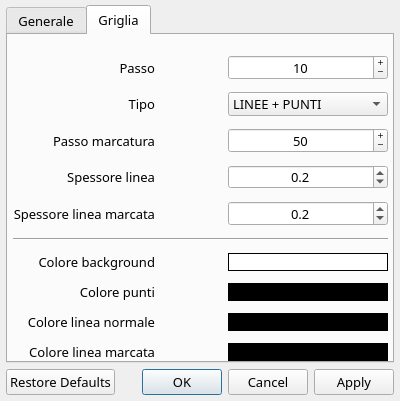
Qt form gui/optionsdialog.ui (manufino/eSchema) before a commit.
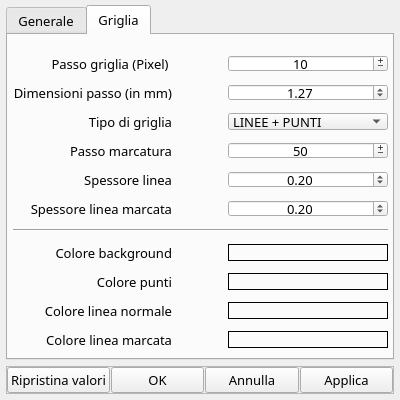
The same form after that commit. Icons and pictures are not drawn. Custom widgets are drawn as their Qt base class.

Diff of the .ui file:
```diff
--- a/gui/optionsdialog.ui
+++ b/gui/optionsdialog.ui
@@ -10,7 +10,7 @@
     <x>0</x>
     <y>0</y>
     <width>400</width>
-    <height>401</height>
+    <height>400</height>
    </rect>
   </property>
   <property name="sizePolicy">
@@ -27,8 +27,8 @@
   </property>
   <property name="maximumSize">
    <size>
-    <width>410</width>
-    <height>401</height>
+    <width>406</width>
+    <height>436</height>
    </size>
   </property>
   <property name="font">
@@ -310,13 +310,141 @@
          <property name="rightMargin">
           <number>4</number>
          </property>
+         <property name="bottomMargin">
+          <number>10</number>
+         </property>
          <property name="horizontalSpacing">
           <number>6</number>
          </property>
          <property name="verticalSpacing">
           <number>12</number>
          </property>
-         <item row="13" column="0">
+         <item row="3" column="0">
+          <widget class="QLabel" name="label_5">
+           <property name="minimumSize">
+            <size>
+             <width>100</width>
+             <height>0</height>
+            </size>
+           </property>
+           <property name="text">
+            <string>Tipo di griglia</string>
+           </property>
+           <property name="alignment">
+            <set>Qt::AlignRight|Qt::AlignTrailing|Qt::AlignVCenter</set>
+           </property>
+          </widget>
+         </item>
+         <item row="6" column="2">
+          <widget class="QDoubleSpinBox" name="doubleSpinGridLineMarkWidth">
+           <property name="alignment">
+            <set>Qt::AlignCenter</set>
+           </property>
+           <property name="decimals">
+            <number>2</number>
+           </property>
+           <property name="singleStep">
+            <double>0.010000000000000</double>
+           </property>
+           <property name="value">
+            <double>0.200000000000000</double>
+           </property>
+          </widget>
+         </item>
+         <item row="4" column="1">
+          <spacer name="horizontalSpacer_2">
+           <property name="orientation">
+            <enum>Qt::Horizontal</enum>
+           </property>
+           <property name="sizeHint" stdset="0">
+            <size>
+             <width>40</width>
+             <height>20</height>
+            </size>
+           </property>
+          </spacer>
+         </item>
+         <item row="5" column="2">
+          <widget class="QDoubleSpinBox" name="doubleSpinGridLineWidth">
+           <property name="alignment">
+            <set>Qt::AlignCenter</set>
+           </property>
+           <property name="decimals">
+            <number>2</number>
+           </property>
+           <property name="singleStep">
+            <double>0.010000000000000</double>
+           </property>
+           <property name="value">
+            <double>0.200000000000000</double>
+           </property>
+          </widget>
+         </item>
+         <item row="3" column="2">
+          <widget class="QComboBox" name="cboxGridType">
+           <property name="minimumSize">
+            <size>
+             <width>160</width>
+             <height>0</height>
+            </size>
+           </property>
+           <item>
+            <property name="text">
+             <string>LINEE + PUNTI</string>
+            </property>
+           </item>
+           <item>
+            <property name="text">
+             <string>PUNTI</string>
+            </property>
+           </item>
+           <item>
+            <property name="text">
+             <string>LINEE</string>
+            </property>
+           </item>
+          </widget>
+         </item>
+         <item row="19" column="0">
+          <spacer name="verticalSpacer_2">
+           <property name="orientation">
+            <enum>Qt::Vertical</enum>
+           </property>
+           <property name="sizeHint" stdset="0">
+            <size>
+             <width>20</width>
+             <height>40</height>
+            </size>
+           </property>
+          </spacer>
+         </item>
+         <item row="4" column="0">
+          <widget class="QLabel" name="label_10">
+           <property name="text">
+            <string>Passo marcatura</string>
+           </property>
+           <property name="alignment">
+            <set>Qt::AlignRight|Qt::AlignTrailing|Qt::AlignVCenter</set>
+           </property>
+          </widget>
+         </item>
+         <item row="15" column="2">
+          <widget class="ColorSelector" name="lblGridLineMarkColor">
+           <property name="cursor">
+            <cursorShape>PointingHandCursor</cursorShape>
+           </property>
+           <property name="frameShape">
+            <enum>QFrame::Box</enum>
+           </property>
+           <property name="text">
+            <string/>
+           </property>
+           <property name="alignment">
+            <set>Qt::AlignRight|Qt::AlignTrailing|Qt::AlignVCenter</set>
+           </property>
+          </widget>
+         </item>
+         <item row="14" column="0">
           <widget class="QLabel" name="label_8">
            <property name="text">
             <string>Colore linea normale</string>
@@ -326,20 +454,40 @@
            </property>
           </widget>
          </item>
-         <item row="4" column="2">
-          <widget class="QDoubleSpinBox" name="doubleSpinBox">
+         <item row="5" column="0">
+          <widget class="QLabel" name="label_11">
+           <property name="text">
+            <string>Spessore linea</string>
+           </property>
            <property name="alignment">
-            <set>Qt::AlignCenter</set>
+            <set>Qt::AlignRight|Qt::AlignTrailing|Qt::AlignVCenter</set>
            </property>
-           <property name="decimals">
-            <number>1</number>
+          </widget>
+         </item>
+         <item row="14" column="2">
+          <widget class="ColorSelector" name="lblGridLineNormalColor">
+           <property name="cursor">
+            <cursorShape>PointingHandCursor</cursorShape>
            </property>
-           <property name="value">
-            <double>0.200000000000000</double>
+           <property name="frameShape">
+            <enum>QFrame::Box</enum>
            </property>
+           <property name="text">
+            <string/>
+           </property>
+           <property name="alignment">
+            <set>Qt::AlignRight|Qt::AlignTrailing|Qt::AlignVCenter</set>
+           </property>
           </widget>
          </item>
-         <item row="11" column="0">
+         <item row="7" column="0" colspan="3">
+          <widget class="Line" name="line_2">
+           <property name="orientation">
+            <enum>Qt::Horizontal</enum>
+           </property>
+          </widget>
+         </item>
+         <item row="12" column="0">
           <widget class="QLabel" name="label_4">
            <property name="text">
             <string>Colore punti</string>
@@ -349,45 +497,6 @@
            </property>
           </widget>
          </item>
-         <item row="18" column="0">
-          <spacer name="verticalSpacer_2">
-           <property name="orientation">
-            <enum>Qt::Vertical</enum>
-           </property>
-           <property name="sizeHint" stdset="0">
-            <size>
-             <width>20</width>
-             <height>40</height>
-            </size>
-           </property>
-          </spacer>
-         </item>
-         <item row="2" column="0">
-          <widget class="QLabel" name="label_5">
-           <property name="minimumSize">
-            <size>
-             <width>100</width>
-             <height>0</height>
-            </size>
-           </property>
-           <property name="text">
-            <string>Tipo</string>
-           </property>
-           <property name="alignment">
-            <set>Qt::AlignRight|Qt::AlignTrailing|Qt::AlignVCenter</set>
-           </property>
-          </widget>
-         </item>
-         <item row="1" column="0">
-          <widget class="QLabel" name="label_6">
-           <property name="text">
-            <string>Passo</string>
-           </property>
-           <property name="alignment">
-            <set>Qt::AlignRight|Qt::AlignTrailing|Qt::AlignVCenter</set>
-           </property>
-          </widget>
-         </item>
          <item row="1" column="2">
           <widget class="QSpinBox" name="spinGridStep">
            <property name="alignment">
@@ -397,10 +506,10 @@
             <enum>QAbstractSpinBox::PlusMinus</enum>
            </property>
            <property name="minimum">
-            <number>1</number>
+            <number>5</number>
            </property>
            <property name="maximum">
-            <number>150</number>
+            <number>100</number>
            </property>
            <property name="singleStep">
             <number>1</number>
@@ -410,21 +519,8 @@
            </property>
           </widget>
          </item>
-         <item row="5" column="2">
-          <widget class="QDoubleSpinBox" name="doubleSpinBox_2">
-           <property name="alignment">
-            <set>Qt::AlignCenter</set>
-           </property>
-           <property name="decimals">
-            <number>1</number>
-           </property>
-           <property name="value">
-            <double>0.200000000000000</double>
-           </property>
-          </widget>
-         </item>
-         <item row="3" column="2">
-          <widget class="QSpinBox" name="spinGridStep_2">
+         <item row="4" column="2">
+          <widget class="QSpinBox" name="spinGridLineMarkStep">
            <property name="alignment">
             <set>Qt::AlignCenter</set>
            </property>
@@ -432,10 +528,10 @@
             <enum>QAbstractSpinBox::PlusMinus</enum>
            </property>
            <property name="minimum">
-            <number>1</number>
+            <number>10</number>
            </property>
            <property name="maximum">
-            <number>150</number>
+            <number>100</number>
            </property>
            <property name="singleStep">
             <number>1</number>
@@ -445,27 +541,33 @@
            </property>
           </widget>
          </item>
-         <item row="5" column="0">
-          <widget class="QLabel" name="label_12">
+         <item row="8" column="2">
+          <widget class="ColorSelector" name="lblBackColor">
+           <property name="cursor">
+            <cursorShape>PointingHandCursor</cursorShape>
+           </property>
+           <property name="frameShape">
+            <enum>QFrame::Box</enum>
+           </property>
            <property name="text">
-            <string>Spessore linea marcata</string>
+            <string/>
            </property>
            <property name="alignment">
             <set>Qt::AlignRight|Qt::AlignTrailing|Qt::AlignVCenter</set>
            </property>
           </widget>
          </item>
-         <item row="3" column="0">
-          <widget class="QLabel" name="label_10">
+         <item row="1" column="0">
+          <widget class="QLabel" name="label_6">
            <property name="text">
-            <string>Passo marcatura</string>
+            <string>Passo griglia (Pixel) </string>
            </property>
            <property name="alignment">
             <set>Qt::AlignRight|Qt::AlignTrailing|Qt::AlignVCenter</set>
            </property>
           </widget>
          </item>
-         <item row="14" column="0">
+         <item row="15" column="0">
           <widget class="QLabel" name="label_9">
            <property name="text">
             <string>Colore linea marcata</string>
@@ -475,14 +577,23 @@
            </property>
           </widget>
          </item>
-         <item row="6" column="0" colspan="3">
-          <widget class="Line" name="line_2">
-           <property name="orientation">
-            <enum>Qt::Horizontal</enum>
+         <item row="12" column="2">
+          <widget class="ColorSelector" name="lblGridColor">
+           <property name="cursor">
+            <cursorShape>PointingHandCursor</cursorShape>
+           </property>
+           <property name="frameShape">
+            <enum>QFrame::Box</enum>
+           </property>
+           <property name="text">
+            <string/>
+           </property>
+           <property name="alignment">
+            <set>Qt::AlignRight|Qt::AlignTrailing|Qt::AlignVCenter</set>
            </property>
           </widget>
          </item>
-         <item row="7" column="0">
+         <item row="8" column="0">
           <widget class="QLabel" name="label_7">
            <property name="text">
             <string>Colore background</string>
@@ -492,29 +603,20 @@
            </property>
           </widget>
          </item>
-         <item row="4" column="0">
-          <widget class="QLabel" name="label_11">
+         <item row="6" column="0">
+          <widget class="QLabel" name="label_12">
            <property name="text">
-            <string>Spessore linea</string>
+            <string>Spessore linea marcata</string>
            </property>
            <property name="alignment">
             <set>Qt::AlignRight|Qt::AlignTrailing|Qt::AlignVCenter</set>
            </property>
           </widget>
          </item>
-         <item row="11" column="2">
-          <widget class="QLabel" name="lblGridColor">
-           <property name="cursor">
-            <cursorShape>PointingHandCursor</cursorShape>
-           </property>
-           <property name="styleSheet">
-            <string notr="true">background-color: rgb(0, 0, 0);</string>
-           </property>
-           <property name="frameShape">
-            <enum>QFrame::Box</enum>
-           </property>
+         <item row="2" column="0">
+          <widget class="QLabel" name="label_13">
            <property name="text">
-            <string/>
+            <string>Dimensioni passo (in mm)</string>
            </property>
            <property name="alignment">
             <set>Qt::AlignRight|Qt::AlignTrailing|Qt::AlignVCenter</set>
@@ -522,100 +624,21 @@
           </widget>
          </item>
          <item row="2" column="2">
-          <widget class="QComboBox" name="cboxGridType">
-           <property name="minimumSize">
-            <size>
-             <width>160</width>
-             <height>0</height>
-            </size>
-           </property>
-           <item>
-            <property name="text">
-             <string>LINEE + PUNTI</string>
-            </property>
-           </item>
-           <item>
-            <property name="text">
-             <string>PUNTI</string>
-            </property>
-           </item>
-           <item>
-            <property name="text">
-             <string>LINEE</string>
-            </property>
-           </item>
-          </widget>
-         </item>
-         <item row="14" column="2">
-          <widget class="QLabel" name="lblGridColor_3">
-           <property name="cursor">
-            <cursorShape>PointingHandCursor</cursorShape>
-           </property>
-           <property name="styleSheet">
-            <string notr="true">background-color: rgb(0, 0, 0);</string>
-           </property>
-           <property name="frameShape">
-            <enum>QFrame::Box</enum>
-           </property>
-           <property name="text">
-            <string/>
-           </property>
+          <widget class="QDoubleSpinBox" name="doubleSpinStep_mm">
            <property name="alignment">
-            <set>Qt::AlignRight|Qt::AlignTrailing|Qt::AlignVCenter</set>
+            <set>Qt::AlignCenter</set>
            </property>
-          </widget>
-         </item>
-         <item row="13" column="2">
-          <widget class="QLabel" name="lblGridColor_2">
-           <property name="cursor">
-            <cursorShape>PointingHandCursor</cursorShape>
+           <property name="decimals">
+            <number>2</number>
            </property>
-           <property name="styleSheet">
-            <string notr="true">background-color: rgb(0, 0, 0);</string>
+           <property name="singleStep">
+            <double>0.010000000000000</double>
            </property>
-           <property name="frameShape">
-            <enum>QFrame::Box</enum>
+           <property name="value">
+            <double>1.270000000000000</double>
            </property>
-           <property name="text">
-            <string/>
-           </property>
-           <property name="alignment">
-            <set>Qt::AlignRight|Qt::AlignTrailing|Qt::AlignVCenter</set>
-           </property>
           </widget>
          </item>
-         <item row="7" column="2">
-          <widget class="QLabel" name="lblBackColor">
-           <property name="cursor">
-            <cursorShape>PointingHandCursor</cursorShape>
-           </property>
-           <property name="styleSheet">
-            <string notr="true">background-color: rgb(255, 255, 255);</string>
-           </property>
-           <property name="frameShape">
-            <enum>QFrame::Box</enum>
-           </property>
-           <property name="text">
-            <string/>
-           </property>
-           <property name="alignment">
-            <set>Qt::AlignRight|Qt::AlignTrailing|Qt::AlignVCenter</set>
-           </property>
-          </widget>
-         </item>
-         <item row="3" column="1">
-          <spacer name="horizontalSpacer_2">
-           <property name="orientation">
-            <enum>Qt::Horizontal</enum>
-           </property>
-           <property name="sizeHint" stdset="0">
-            <size>
-             <width>40</width>
-             <height>20</height>
-            </size>
-           </property>
-          </spacer>
-         </item>
         </layout>
        </item>
       </layout>
@@ -623,17 +646,69 @@
     </widget>
    </item>
    <item>
-    <widget class="QDialogButtonBox" name="buttonBox">
-     <property name="orientation">
-      <enum>Qt::Horizontal</enum>
+    <widget class="QFrame" name="frame">
+     <property name="frameShape">
+      <enum>QFrame::StyledPanel</enum>
      </property>
-     <property name="standardButtons">
-      <set>QDialogButtonBox::Apply|QDialogButtonBox::Cancel|QDialogButtonBox::Ok|QDialogButtonBox::RestoreDefaults</set>
+     <property name="frameShadow">
+      <enum>QFrame::Raised</enum>
      </property>
+     <layout class="QHBoxLayout" name="horizontalLayout_2">
+      <property name="spacing">
+       <number>1</number>
+      </property>
+      <property name="leftMargin">
+       <number>0</number>
+      </property>
+      <property name="topMargin">
+       <number>0</number>
+      </property>
+      <property name="rightMargin">
+       <number>0</number>
+      </property>
+      <property name="bottomMargin">
+       <number>0</number>
+      </property>
+      <item>
+       <widget class="QPushButton" name="btnRestore">
+        <property name="text">
+         <string>Ripristina valori</string>
+        </property>
+       </widget>
+      </item>
+      <item>
+       <widget class="QPushButton" name="btnOK">
+        <property name="text">
+         <string>OK</string>
+        </property>
+       </widget>
+      </item>
+      <item>
+       <widget class="QPushButton" name="btnCancel">
+        <property name="text">
+         <string>Annulla</string>
+        </property>
+       </widget>
+      </item>
+      <item>
+       <widget class="QPushButton" name="btnApply">
+        <property name="text">
+         <string>Applica</string>
+        </property>
+       </widget>
+      </item>
+     </layout>
     </widget>
    </item>
   </layout>
  </widget>
+ <customwidgets>
+  <customwidget>
+   <class>ColorSelector</class>
+   <extends>QLabel</extends>
+   <header>colorselector.h</header>
+  </customwidget>
+ </customwidgets>
  <resources>
   <include location="../resources.qrc"/>
  </resources>
```
Left out of the diff: 255 changed lines with no effect on the pictures.
